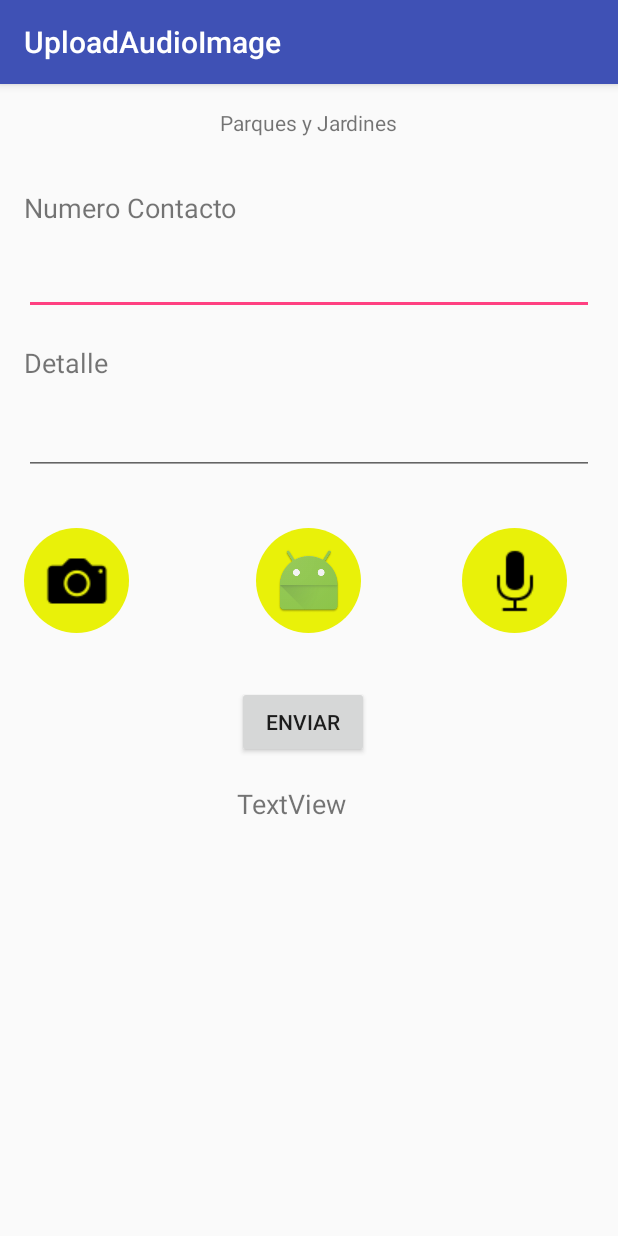
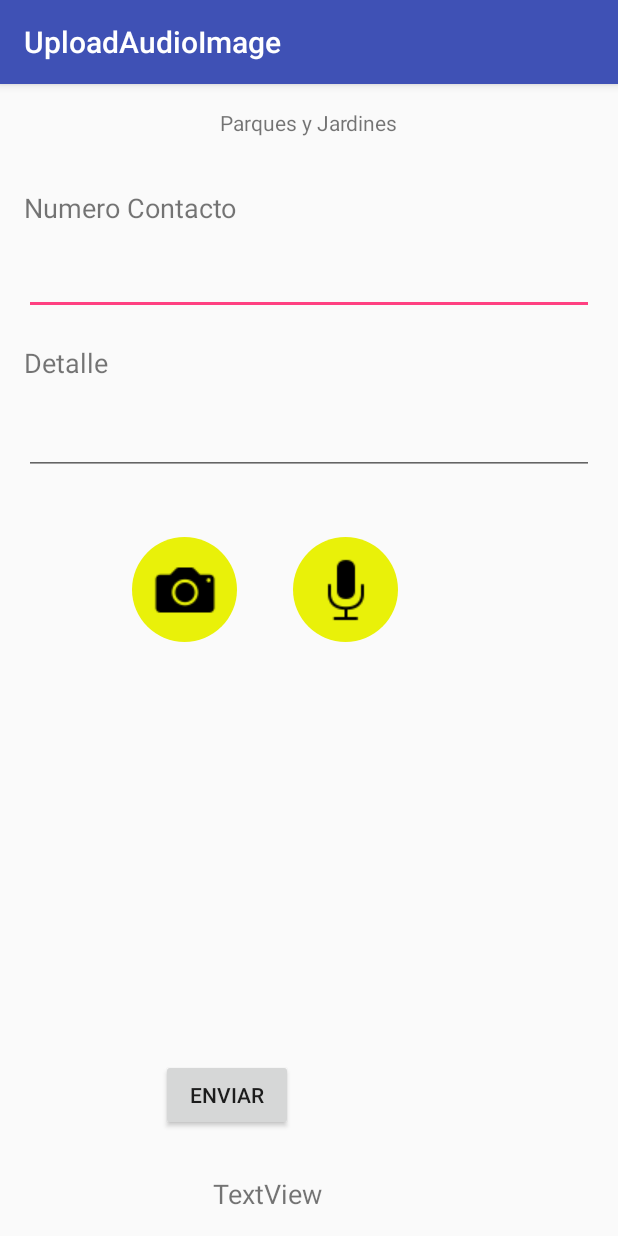
Before and after one commit to alexmendoza/uploadDataToFirebase, an Android app: the screen it shows after launch (MainActivity), on a phone screen of 412 x 824 dp. Run offline under Robolectric (Android 15) with nearby library versions, the phone set to English and light mode, and no system bars; our stand-ins replace Firebase (no records; nobody signed in at launch, a user with empty details on screens opened directly).

Commit message:
Delete click listener

```diff
--- a/app/src/main/java/ventura/mendoza/alex/uploadaudioimage/MainActivity.java
+++ b/app/src/main/java/ventura/mendoza/alex/uploadaudioimage/MainActivity.java
@@ -34,11 +34,10 @@ public class MainActivity extends AppCompatActivity {
     private StorageReference mStorageAudio;
     private ProgressDialog mProgress;
     //image
-    private ImageButton mSelectImage;
     private StorageReference mStorageImage;
     private static final int GALLERY_INTENT = 2;
     private ProgressDialog mProgressDialog;
-//Selectable image
+    //Selectable image
     private ImageButton mSelectableImage;
     @Override
     protected void onCreate(Bundle savedInstanceState) {
@@ -72,17 +71,7 @@ public class MainActivity extends AppCompatActivity {
         //Img
         mStorageImage = FirebaseStorage.getInstance().getReference();
 
-        mSelectImage = (ImageButton) findViewById(R.id.mUploadImageFromGallery);
-
         mProgressDialog = new ProgressDialog(this);
-        mSelectImage.setOnClickListener(new View.OnClickListener() {
-            @Override
-            public void onClick(View v) {
-                Intent intent = new Intent(Intent.ACTION_PICK);
-                intent.setType("image/*");
-                startActivityForResult(intent, GALLERY_INTENT);
-            }
-        });
 
      //Selectable Origin image
         mSelectableImage = (ImageButton)findViewById(R.id.mSelectOriginImage);
--- a/app/src/main/res/layout/activity_main.xml
+++ b/app/src/main/res/layout/activity_main.xml
@@ -64,21 +64,20 @@
         android:text="TextView"
         android:layout_width="wrap_content"
         android:layout_height="wrap_content"
-        android:layout_below="@+id/botonEnviuar"
-        android:layout_toEndOf="@+id/textView2"
-        android:layout_marginTop="18dp"
         android:id="@+id/recordLabel"
-        android:textSize="18sp" />
+        android:textSize="18sp"
+        android:layout_marginStart="54dp"
+        android:layout_alignParentBottom="true"
+        android:layout_alignStart="@+id/mSelectOriginImage" />
 
     <ImageButton
         android:layout_width="wrap_content"
         android:layout_height="wrap_content"
         app:srcCompat="@drawable/camera"
-        android:layout_marginTop="35dp"
-        android:id="@+id/mUploadImageFromGallery"
+        android:id="@+id/mSelectOriginImage"
         android:background="@drawable/btn_circle_default"
-        android:layout_below="@+id/editText2"
-        android:layout_alignParentStart="true" />
+        android:layout_alignTop="@+id/mRecordBtn"
+        android:layout_alignEnd="@+id/textView2" />
 
     <ImageButton
         android:layout_width="wrap_content"
@@ -86,25 +85,16 @@
         app:srcCompat="@drawable/microphone"
         android:id="@+id/mRecordBtn"
         android:background="@drawable/btn_circle_default"
-        android:layout_marginEnd="18dp"
-        android:layout_above="@+id/botonEnviuar"
-        android:layout_alignParentEnd="true" />
+        android:layout_marginTop="41dp"
+        android:layout_below="@+id/editText2"
+        android:layout_alignEnd="@+id/textView" />
 
     <Button
         android:text="Enviar"
         android:layout_width="wrap_content"
         android:layout_height="wrap_content"
         android:id="@+id/botonEnviuar"
-        android:layout_marginTop="35dp"
-        android:layout_below="@+id/mUploadImageFromGallery"
-        android:layout_alignStart="@+id/recordLabel" />
-
-    <ImageButton
-        android:layout_width="wrap_content"
-        android:layout_height="wrap_content"
-        app:srcCompat="@mipmap/ic_launcher"
-        android:id="@+id/mSelectOriginImage"
-        android:background="@drawable/btn_circle_default"
-        android:layout_above="@+id/botonEnviuar"
-        android:layout_centerHorizontal="true" />
+        android:layout_above="@+id/recordLabel"
+        android:layout_toStartOf="@+id/mRecordBtn"
+        android:layout_marginBottom="29dp" />
 </RelativeLayout>
```
